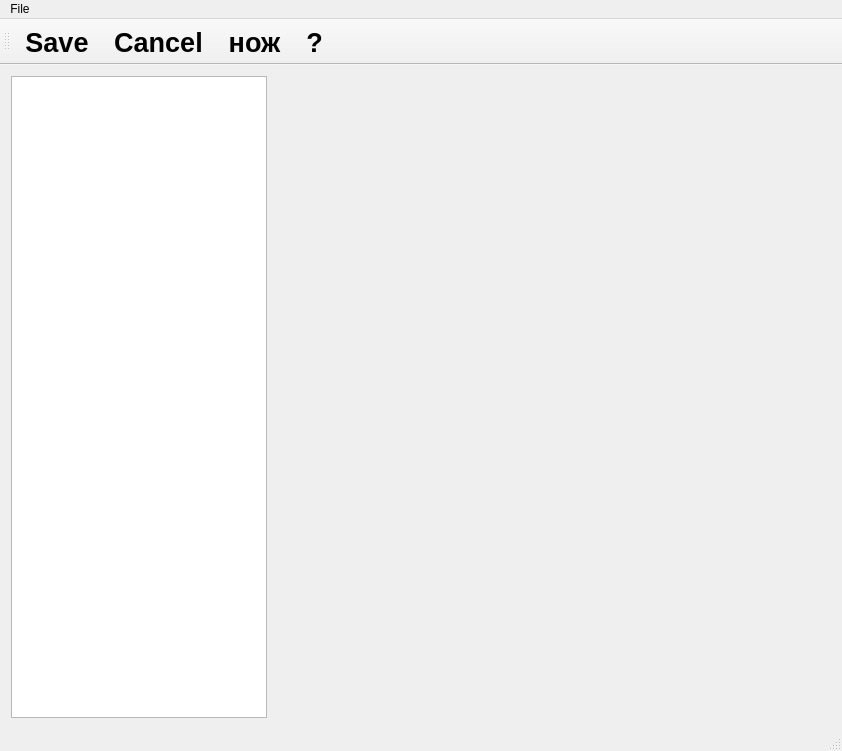
The window that mainwindow.ui (dmushynska/Utext) describes before a commit, drawn with Qt 5.
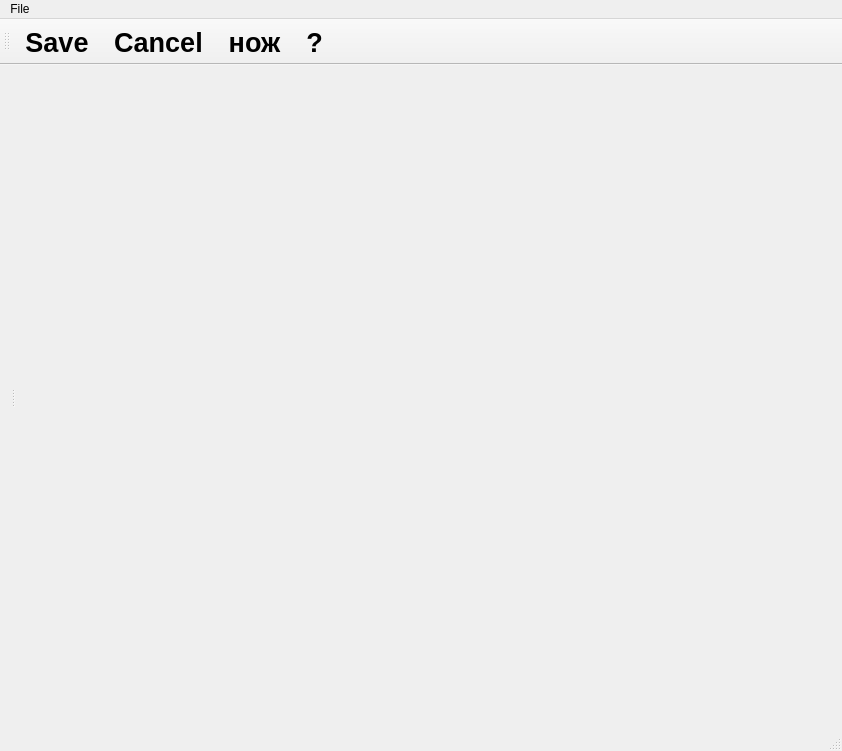
The same window after the commit.

```diff
--- a/mainwindow.ui
+++ b/mainwindow.ui
@@ -20,45 +20,13 @@
    </size>
   </property>
   <widget class="QWidget" name="centralWidget">
-   <layout class="QHBoxLayout" name="horizontalLayout">
-    <property name="spacing">
-     <number>-1</number>
-    </property>
-    <item>
-     <layout class="QVBoxLayout" name="verticalLayout">
-      <property name="topMargin">
-       <number>0</number>
-      </property>
-      <item>
-       <widget class="QTableView" name="tableView">
-        <property name="sizePolicy">
-         <sizepolicy hsizetype="Preferred" vsizetype="Expanding">
-          <horstretch>0</horstretch>
-          <verstretch>0</verstretch>
-         </sizepolicy>
-        </property>
-        <property name="minimumSize">
-         <size>
-          <width>100</width>
-          <height>0</height>
-         </size>
-        </property>
-       </widget>
-      </item>
-     </layout>
-    </item>
-    <item>
      <layout class="QVBoxLayout" name="verticalLayout_3">
-      <property name="spacing">
-       <number>-1</number>
-      </property>
-      <property name="sizeConstraint">
-       <enum>QLayout::SetDefaultConstraint</enum>
-      </property>
-      <property name="topMargin">
-       <number>0</number>
-      </property>
       <item>
+     <widget class="QSplitter" name="splitter">
+      <property name="orientation">
+       <enum>Qt::Horizontal</enum>
+      </property>
+      <widget class="QToolBox" name="toolBox"/>
        <widget class="QTabWidget" name="tabWidget">
         <property name="sizePolicy">
          <sizepolicy hsizetype="Expanding" vsizetype="Expanding">
@@ -106,8 +74,7 @@
          <bool>false</bool>
         </property>
        </widget>
-      </item>
-     </layout>
+     </widget>
     </item>
    </layout>
   </widget>
```
Lines whose indentation alone changed are shown as unchanged.
